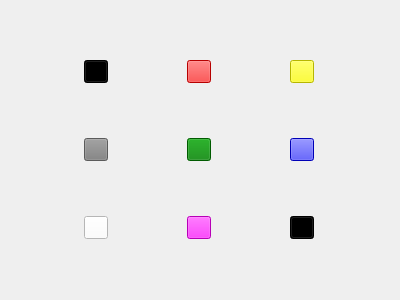
Above: moreform.ui from tstaerk/quickpen before the change. Below: the same form after it.
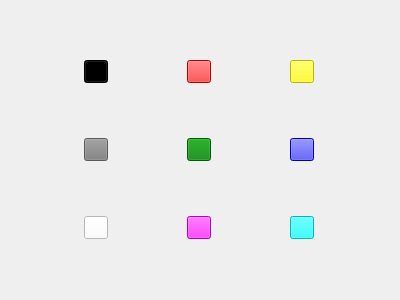
That is the form after the change.

Commit message: allow to choose from 9 colors

```diff
--- a/moreform.ui
+++ b/moreform.ui
@@ -3398,9 +3398,9 @@
         <colorrole role="WindowText">
          <brush brushstyle="SolidPattern">
           <color alpha="255">
-           <red>255</red>
-           <green>255</green>
-           <blue>255</blue>
+           <red>0</red>
+           <green>0</green>
+           <blue>0</blue>
           </color>
          </brush>
         </colorrole>
@@ -3408,26 +3408,26 @@
          <brush brushstyle="SolidPattern">
           <color alpha="255">
            <red>0</red>
-           <green>0</green>
-           <blue>0</blue>
+           <green>255</green>
+           <blue>255</blue>
           </color>
          </brush>
         </colorrole>
         <colorrole role="Light">
          <brush brushstyle="SolidPattern">
           <color alpha="255">
-           <red>0</red>
-           <green>0</green>
-           <blue>0</blue>
+           <red>127</red>
+           <green>255</green>
+           <blue>255</blue>
           </color>
          </brush>
         </colorrole>
         <colorrole role="Midlight">
          <brush brushstyle="SolidPattern">
           <color alpha="255">
-           <red>0</red>
-           <green>0</green>
-           <blue>0</blue>
+           <red>63</red>
+           <green>255</green>
+           <blue>255</blue>
           </color>
          </brush>
         </colorrole>
@@ -3435,8 +3435,8 @@
          <brush brushstyle="SolidPattern">
           <color alpha="255">
            <red>0</red>
-           <green>0</green>
-           <blue>0</blue>
+           <green>127</green>
+           <blue>127</blue>
           </color>
          </brush>
         </colorrole>
@@ -3444,17 +3444,17 @@
          <brush brushstyle="SolidPattern">
           <color alpha="255">
            <red>0</red>
-           <green>0</green>
-           <blue>0</blue>
+           <green>170</green>
+           <blue>170</blue>
           </color>
          </brush>
         </colorrole>
         <colorrole role="Text">
          <brush brushstyle="SolidPattern">
           <color alpha="255">
-           <red>255</red>
-           <green>255</green>
-           <blue>255</blue>
+           <red>0</red>
+           <green>0</green>
+           <blue>0</blue>
           </color>
          </brush>
         </colorrole>
@@ -3470,18 +3470,18 @@
         <colorrole role="ButtonText">
          <brush brushstyle="SolidPattern">
           <color alpha="255">
-           <red>255</red>
-           <green>255</green>
-           <blue>255</blue>
+           <red>0</red>
+           <green>0</green>
+           <blue>0</blue>
           </color>
          </brush>
         </colorrole>
         <colorrole role="Base">
          <brush brushstyle="SolidPattern">
           <color alpha="255">
-           <red>0</red>
-           <green>0</green>
-           <blue>0</blue>
+           <red>255</red>
+           <green>255</green>
+           <blue>255</blue>
           </color>
          </brush>
         </colorrole>
@@ -3489,8 +3489,8 @@
          <brush brushstyle="SolidPattern">
           <color alpha="255">
            <red>0</red>
-           <green>0</green>
-           <blue>0</blue>
+           <green>255</green>
+           <blue>255</blue>
           </color>
          </brush>
         </colorrole>
@@ -3506,9 +3506,9 @@
         <colorrole role="AlternateBase">
          <brush brushstyle="SolidPattern">
           <color alpha="255">
-           <red>0</red>
-           <green>0</green>
-           <blue>0</blue>
+           <red>127</red>
+           <green>255</green>
+           <blue>255</blue>
           </color>
          </brush>
         </colorrole>
@@ -3535,9 +3535,9 @@
         <colorrole role="WindowText">
          <brush brushstyle="SolidPattern">
           <color alpha="255">
-           <red>255</red>
-           <green>255</green>
-           <blue>255</blue>
+           <red>0</red>
+           <green>0</green>
+           <blue>0</blue>
           </color>
          </brush>
         </colorrole>
@@ -3545,26 +3545,26 @@
          <brush brushstyle="SolidPattern">
           <color alpha="255">
            <red>0</red>
-           <green>0</green>
-           <blue>0</blue>
+           <green>255</green>
+           <blue>255</blue>
           </color>
          </brush>
         </colorrole>
         <colorrole role="Light">
          <brush brushstyle="SolidPattern">
           <color alpha="255">
-           <red>0</red>
-           <green>0</green>
-           <blue>0</blue>
+           <red>127</red>
+           <green>255</green>
+           <blue>255</blue>
           </color>
          </brush>
         </colorrole>
         <colorrole role="Midlight">
          <brush brushstyle="SolidPattern">
           <color alpha="255">
-           <red>0</red>
-           <green>0</green>
-           <blue>0</blue>
+           <red>63</red>
+           <green>255</green>
+           <blue>255</blue>
           </color>
          </brush>
         </colorrole>
@@ -3572,8 +3572,8 @@
          <brush brushstyle="SolidPattern">
           <color alpha="255">
            <red>0</red>
-           <green>0</green>
-           <blue>0</blue>
+           <green>127</green>
+           <blue>127</blue>
           </color>
          </brush>
         </colorrole>
@@ -3581,17 +3581,17 @@
          <brush brushstyle="SolidPattern">
           <color alpha="255">
            <red>0</red>
-           <green>0</green>
-           <blue>0</blue>
+           <green>170</green>
+           <blue>170</blue>
           </color>
          </brush>
         </colorrole>
         <colorrole role="Text">
          <brush brushstyle="SolidPattern">
           <color alpha="255">
-           <red>255</red>
-           <green>255</green>
-           <blue>255</blue>
+           <red>0</red>
+           <green>0</green>
+           <blue>0</blue>
           </color>
          </brush>
         </colorrole>
@@ -3607,18 +3607,18 @@
         <colorrole role="ButtonText">
          <brush brushstyle="SolidPattern">
           <color alpha="255">
-           <red>255</red>
-           <green>255</green>
-           <blue>255</blue>
+           <red>0</red>
+           <green>0</green>
+           <blue>0</blue>
           </color>
          </brush>
         </colorrole>
         <colorrole role="Base">
          <brush brushstyle="SolidPattern">
           <color alpha="255">
-           <red>0</red>
-           <green>0</green>
-           <blue>0</blue>
+           <red>255</red>
+           <green>255</green>
+           <blue>255</blue>
           </color>
          </brush>
         </colorrole>
@@ -3626,8 +3626,8 @@
          <brush brushstyle="SolidPattern">
           <color alpha="255">
            <red>0</red>
-           <green>0</green>
-           <blue>0</blue>
+           <green>255</green>
+           <blue>255</blue>
           </color>
          </brush>
         </colorrole>
@@ -3643,9 +3643,9 @@
         <colorrole role="AlternateBase">
          <brush brushstyle="SolidPattern">
           <color alpha="255">
-           <red>0</red>
-           <green>0</green>
-           <blue>0</blue>
+           <red>127</red>
+           <green>255</green>
+           <blue>255</blue>
           </color>
          </brush>
         </colorrole>
@@ -3673,8 +3673,8 @@
          <brush brushstyle="SolidPattern">
           <color alpha="255">
            <red>0</red>
-           <green>0</green>
-           <blue>0</blue>
+           <green>127</green>
+           <blue>127</blue>
           </color>
          </brush>
         </colorrole>
@@ -3682,26 +3682,26 @@
          <brush brushstyle="SolidPattern">
           <color alpha="255">
            <red>0</red>
-           <green>0</green>
-           <blue>0</blue>
+           <green>255</green>
+           <blue>255</blue>
           </color>
          </brush>
         </colorrole>
         <colorrole role="Light">
          <brush brushstyle="SolidPattern">
           <color alpha="255">
-           <red>0</red>
-           <green>0</green>
-           <blue>0</blue>
+           <red>127</red>
+           <green>255</green>
+           <blue>255</blue>
           </color>
          </brush>
         </colorrole>
         <colorrole role="Midlight">
          <brush brushstyle="SolidPattern">
           <color alpha="255">
-           <red>0</red>
-           <green>0</green>
-           <blue>0</blue>
+           <red>63</red>
+           <green>255</green>
+           <blue>255</blue>
           </color>
          </brush>
         </colorrole>
@@ -3709,8 +3709,8 @@
          <brush brushstyle="SolidPattern">
           <color alpha="255">
            <red>0</red>
-           <green>0</green>
-           <blue>0</blue>
+           <green>127</green>
+           <blue>127</blue>
           </color>
          </brush>
         </colorrole>
@@ -3718,8 +3718,8 @@
          <brush brushstyle="SolidPattern">
           <color alpha="255">
            <red>0</red>
-           <green>0</green>
-           <blue>0</blue>
+           <green>170</green>
+           <blue>170</blue>
           </color>
          </brush>
         </colorrole>
@@ -3727,8 +3727,8 @@
          <brush brushstyle="SolidPattern">
           <color alpha="255">
            <red>0</red>
-           <green>0</green>
-           <blue>0</blue>
+           <green>127</green>
+           <blue>127</blue>
           </color>
          </brush>
         </colorrole>
@@ -3745,8 +3745,8 @@
          <brush brushstyle="SolidPattern">
           <color alpha="255">
            <red>0</red>
-           <green>0</green>
-           <blue>0</blue>
+           <green>127</green>
+           <blue>127</blue>
           </color>
          </brush>
         </colorrole>
@@ -3754,8 +3754,8 @@
          <brush brushstyle="SolidPattern">
           <color alpha="255">
            <red>0</red>
-           <green>0</green>
-           <blue>0</blue>
+           <green>255</green>
+           <blue>255</blue>
           </color>
          </brush>
         </colorrole>
@@ -3763,8 +3763,8 @@
          <brush brushstyle="SolidPattern">
           <color alpha="255">
            <red>0</red>
-           <green>0</green>
-           <blue>0</blue>
+           <green>255</green>
+           <blue>255</blue>
           </color>
          </brush>
         </colorrole>
@@ -3781,8 +3781,8 @@
          <brush brushstyle="SolidPattern">
           <color alpha="255">
            <red>0</red>
-           <green>0</green>
-           <blue>0</blue>
+           <green>255</green>
+           <blue>255</blue>
           </color>
          </brush>
         </colorrole>
```
Left out of the diff: 2 changed lines with no effect on the pictures. The commit also changes 2 other files.
